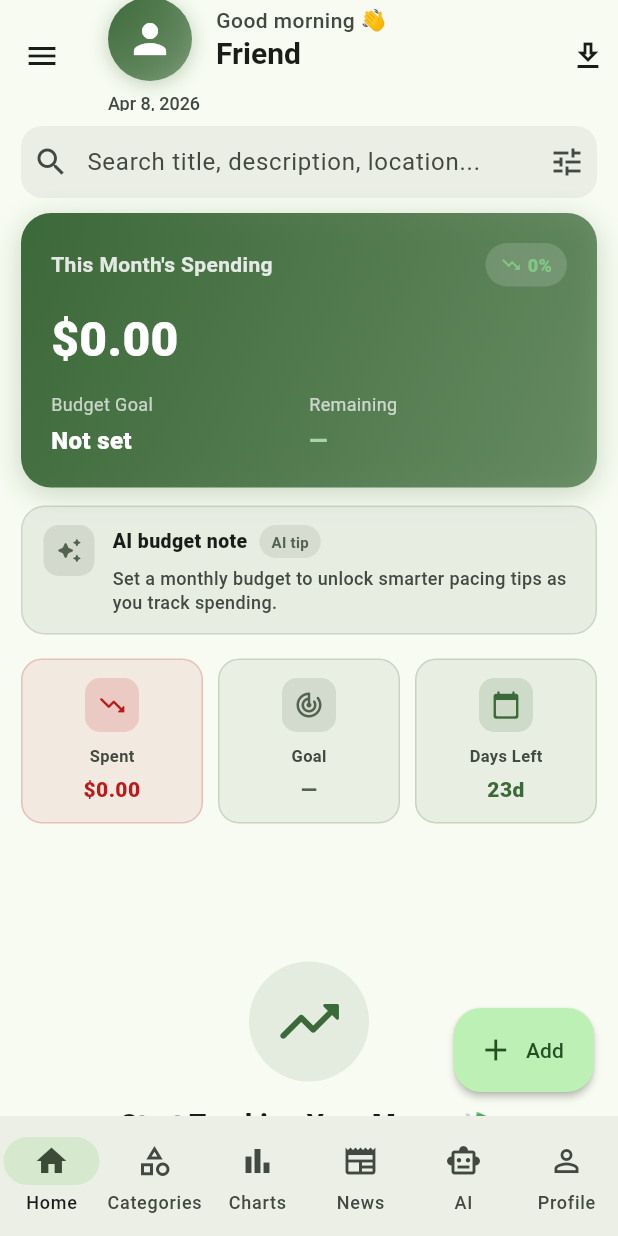
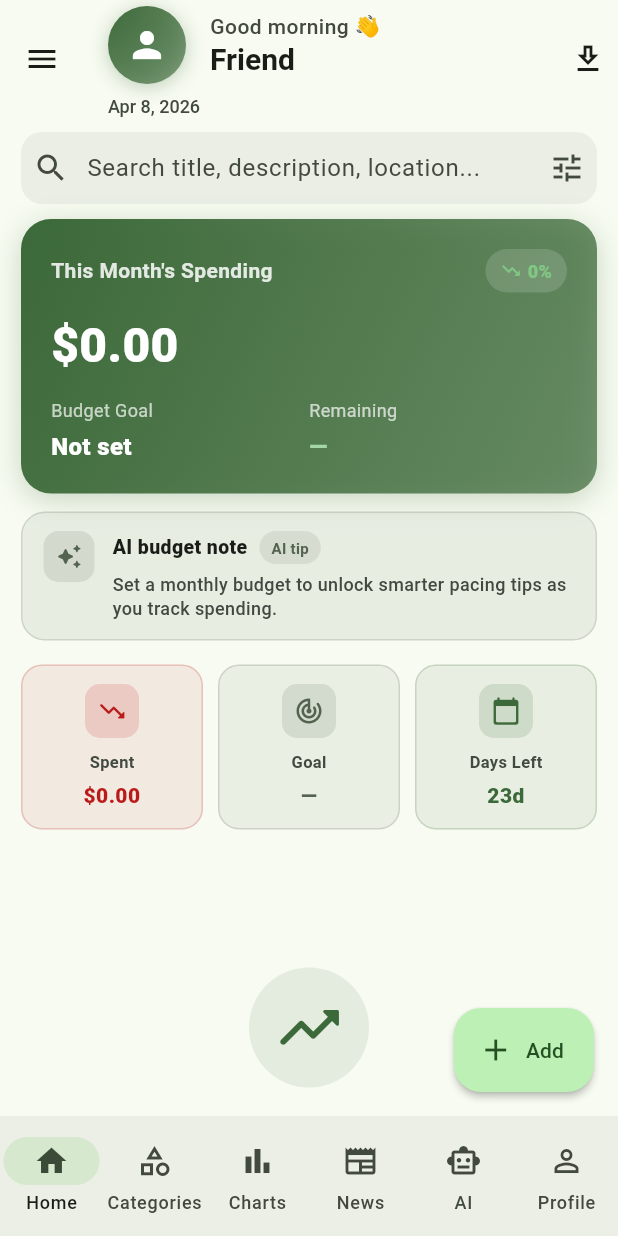
Before and after one commit to kowsikanA/final-adv-mobile-dev, a Flutter app: the screen it shows once a user with an empty profile is signed in, on a phone screen of 412 x 824 dp. Run offline on Flutter 3.47's test engine with Material 3 defaults, Android fonts, the phone set to English and light mode, and no system bars; our stand-ins replace csv, file_picker, firebase_auth, firebase_core, fl_chart, flutter_map and 7 more; missing offline and left inert: excel, flutter_stripe, google_mlkit_text_recognition; accounts and stored records are empty; network calls fail.

Commit message:
Adjust header top spacing and avatar size

```diff
--- a/lib/expense_page.dart
+++ b/lib/expense_page.dart
@@ -3797,7 +3797,7 @@ Widget _buildProfileTab(ColorScheme scheme) {
     }
 
     return Padding(
-      padding: const EdgeInsets.only(right: 8.0),
+      padding: const EdgeInsets.only(top: 4, right: 8.0),
       child: Column(
         crossAxisAlignment: CrossAxisAlignment.start,
         mainAxisAlignment: MainAxisAlignment.center,
@@ -3806,8 +3806,8 @@ Widget _buildProfileTab(ColorScheme scheme) {
           Row(
             children: [
               Container(
-                width: 56,
-                height: 56,
+                width: 52,
+                height: 52,
                 decoration: BoxDecoration(
                   shape: BoxShape.circle,
                   gradient: LinearGradient(
@@ -3825,7 +3825,7 @@ Widget _buildProfileTab(ColorScheme scheme) {
                 ),
                 child: Icon(
                   Icons.person,
-                  size: 32,
+                  size: 28,
                   color: Colors.white,
                 ),
               ),
@@ -3958,7 +3958,7 @@ Widget _buildProfileTab(ColorScheme scheme) {
       key: _scaffoldKey,
       appBar: AppBar(
         title: _selectedIndex == 0 ? _buildHeaderWidget(scheme) : Text(titles[_selectedIndex]),
-        toolbarHeight: _selectedIndex == 0 ? 74 : 56,
+        toolbarHeight: _selectedIndex == 0 ? 78 : 56,
         actions: _selectedIndex == 0
             ? [
                 PopupMenuButton<String>(
```
